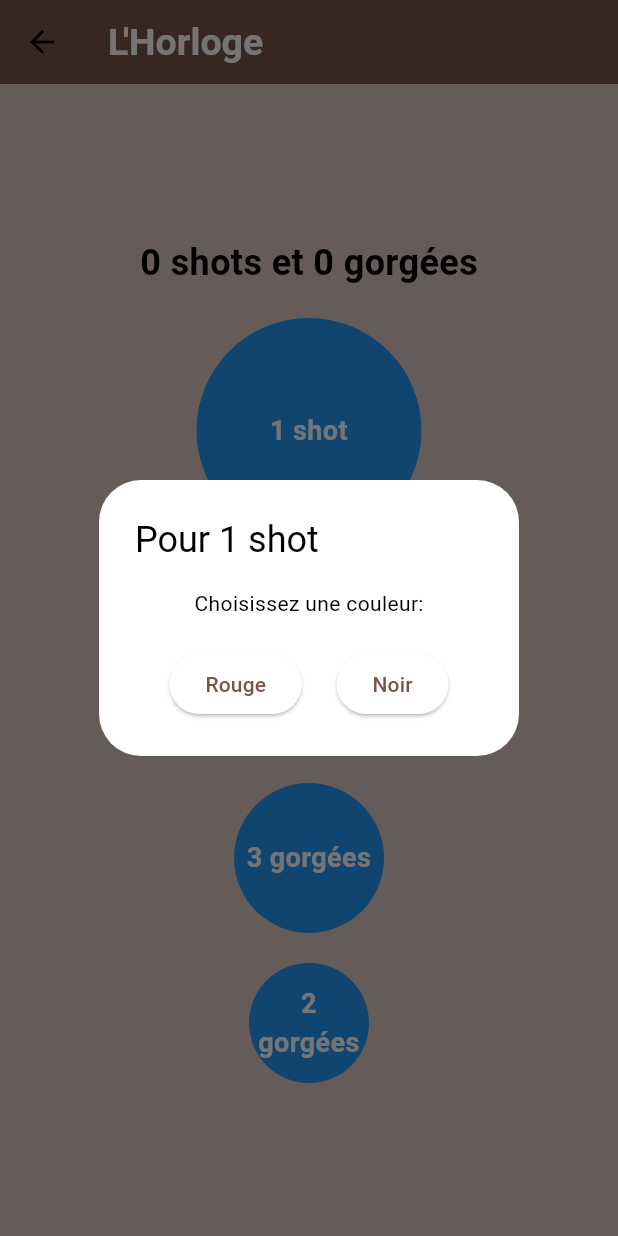
After one commit to matc78/test_app, a Flutter app: the ClockGame screen opened directly, after a tap on "1 shot", on a phone screen of 412 x 824 dp. The commit adds this screen. Run offline on Flutter 3.47's test engine with Material 3 defaults, Android fonts, the phone set to English and light mode, and no system bars; our stand-ins replace flutter_fortune_wheel.

Commit message:
add clock game

```diff
--- /dev/null
+++ b/lib/clock_game.dart
@@ -0,0 +1,180 @@
+import 'dart:math';
+import 'package:flutter/material.dart';
+
+class ClockGame extends StatefulWidget {
+  @override
+  _ClockGameState createState() => _ClockGameState();
+}
+
+class _ClockGameState extends State<ClockGame> {
+  int _shotsCount = 0;
+  int _gorgeesCount = 0;
+
+  void _showChoiceDialog(String label) {
+    showDialog(
+      context: context,
+      builder: (BuildContext context) {
+        return AlertDialog(
+          title: Text('Pour $label'),
+          content: Column(
+            mainAxisSize: MainAxisSize.min,
+            children: <Widget>[
+              const Text('Choisissez une couleur:'),
+              const SizedBox(height: 20),
+              Row(
+                mainAxisAlignment: MainAxisAlignment.spaceEvenly,
+                children: <Widget>[
+                  ElevatedButton(
+                    onPressed: () {
+                      _handleChoice(label, 'Rouge');
+                    },
+                    child: const Text('Rouge'),
+                  ),
+                  ElevatedButton(
+                    onPressed: () {
+                      _handleChoice(label, 'Noir');
+                    },
+                    child: const Text('Noir'),
+                  ),
+                ],
+              ),
+            ],
+          ),
+        );
+      },
+    );
+  }
+
+  void _handleChoice(String label, String choice) {
+    Navigator.of(context).pop(); // Fermer la boîte de dialogue de choix
+    bool isCorrect = Random().nextBool(); // Générer aléatoirement le résultat
+    String message;
+    Color dialogColor;
+
+
+    int shots = _shotsCount;
+    int gorgees = _gorgeesCount;
+
+    if (isCorrect) {
+      message = 'Bravo, vous avez gagné!';
+      dialogColor = Colors.yellow;
+      setState(() {
+        if (label == '1 shot') {
+          _shotsCount++;
+        } else if (label == '5 gorgées') {
+          _gorgeesCount += 5;
+        } else if (label == '3 gorgées') {
+          _gorgeesCount += 3;
+        } else if (label == '2 gorgées') {
+          _gorgeesCount += 2;
+        }
+      });
+    } else {
+      // Ajouter la boisson du cercle actuel au compteur
+      if (label == '1 shot') {
+        shots++;
+      } else if (label == '5 gorgées') {
+        gorgees += 5;
+      } else if (label == '3 gorgées') {
+        gorgees += 3;
+      } else if (label == '2 gorgées') {
+        gorgees += 2;
+      }
+
+      message = 'Perdu, vous allez boire $shots shots et $gorgees gorgées!';
+      dialogColor = Colors.red;
+      setState(() {
+        _shotsCount = 0;
+        _gorgeesCount = 0;
+      });
+    }
+
+    _showResultDialog(message, dialogColor);
+  }
+
+  void _showResultDialog(String message, Color dialogColor) {
+    showDialog(
+      context: context,
+      builder: (BuildContext context) {
+        return AlertDialog(
+          title: const Text(
+            'Résultat',
+            style: TextStyle(color: Colors.white),
+          ),
+          content: Text(
+            message,
+            style: const TextStyle(color: Colors.white),
+          ),
+          backgroundColor: dialogColor,
+          actions: <Widget>[
+            TextButton(
+              child: const Text(
+                'OK',
+                style: TextStyle(color: Colors.white),
+              ),
+              onPressed: () {
+                Navigator.of(context).pop(); // Fermer la boîte de dialogue de résultat
+              },
+            ),
+          ],
+        );
+      },
+    );
+  }
+
+  Widget _buildCircle(String label, double size) {
+    return GestureDetector(
+      onTap: () => _showChoiceDialog(label),
+      child: Container(
+        width: size,
+        height: size,
+        decoration: const BoxDecoration(
+          shape: BoxShape.circle,
+          color: Colors.blue,
+        ),
+        child: Center(
+          child: Text(
+            label,
+            textAlign: TextAlign.center,
+            style: const TextStyle(
+              color: Colors.white,
+              fontSize: 18,
+              fontWeight: FontWeight.bold,
+            ),
+          ),
+        ),
+      ),
+    );
+  }
+
+  @override
+  Widget build(BuildContext context) {
+    return Scaffold(
+      appBar: AppBar(
+        title: const Text('L\'Horloge'),
+      ),
+      body: Center(
+        child: Column(
+          mainAxisAlignment: MainAxisAlignment.center,
+          children: <Widget>[
+            Text(
+              '$_shotsCount shots et $_gorgeesCount gorgées',
+              style: const TextStyle(
+                fontSize: 24,
+                fontWeight: FontWeight.bold,
+              ),
+            ),
+            const SizedBox(height: 20),
+            _buildCircle('1 shot', 150.0),
+            const SizedBox(height: 20),
+            _buildCircle('5 gorgées', 120.0),
+            const SizedBox(height: 20),
+            _buildCircle('3 gorgées', 100.0),
+            const SizedBox(height: 20),
+            _buildCircle('2 gorgées', 80.0),
+          ],
+        ),
+      ),
+    );
+  }
+}
```
Also changed, not shown: lib/first_page.dart (+12 -0 lines).
